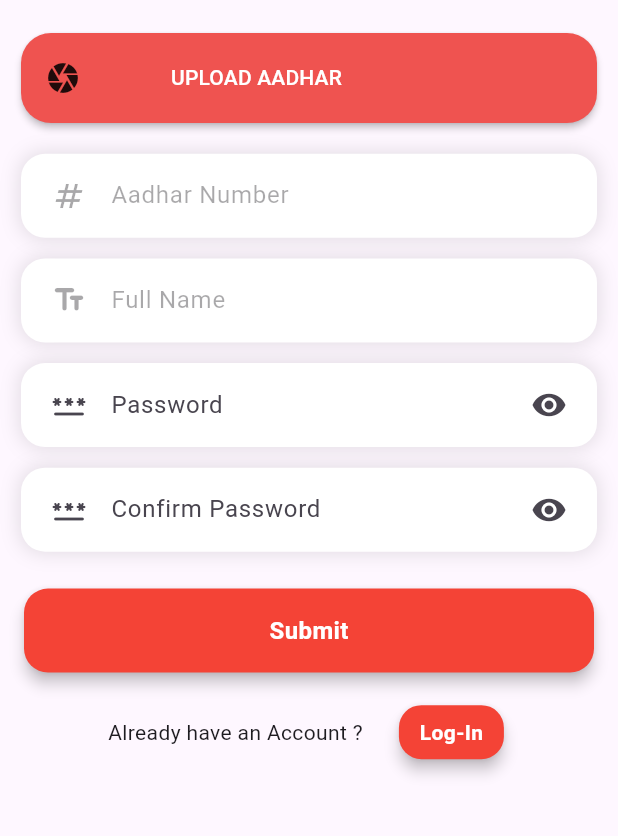
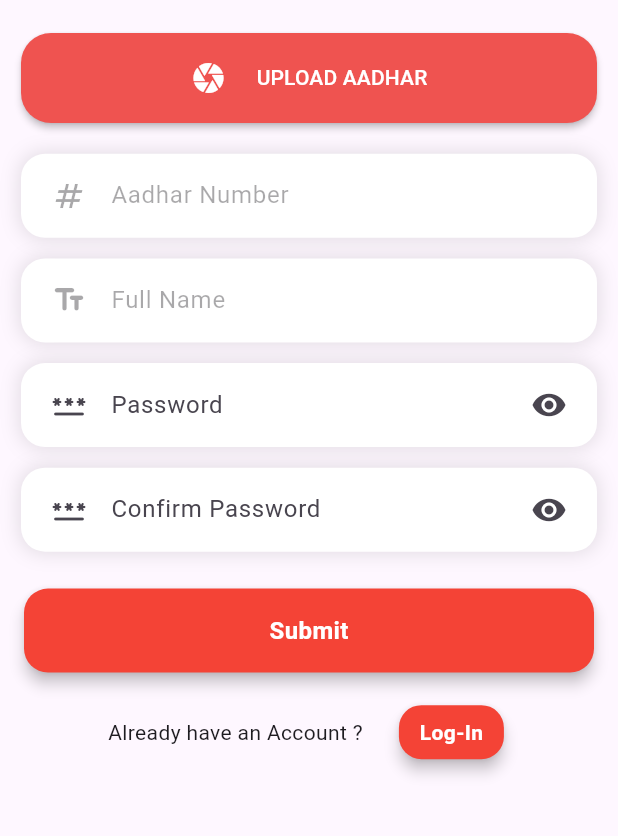
Before and after one commit to Perumallpardhiv/o-bug1, a Flutter app: the Register screen opened by its route, on a phone screen of 412 x 824 dp, the part 174-1010 px from its top. Run offline on Flutter 3.47's test engine with Material 2 defaults, Android fonts, the phone set to English and light mode, and no system bars; our stand-ins replace adaptive_theme, animated_text_kit, easy_localization, flutter_native_splash, flutter_otp_text_field, flutter_styled_toast and 10 more; missing offline and left inert: flutter_displaymode, record, zego_uikit_prebuilt_call, zego_uikit_signaling_plugin; accounts and stored records are empty.

Commit message:
fix suggested changes Fixes #72

```diff
--- a/assets/langs/en.json
+++ b/assets/langs/en.json
@@ -44,5 +44,6 @@
     "userDoesntExist": "User doesn't exist or is offline:",
     "videoCall": "Video Call",
     "voiceCall": "Voice Call",
-    "doctorHomeTxt": "You will get calls from patients when you are online"
+    "doctorHomeTxt": "You will get calls from patients when you are online",
+    "consult": "Doctor consultation"
 }
--- a/assets/langs/kn.json
+++ b/assets/langs/kn.json
@@ -33,7 +33,7 @@
     "forgotPassword": "ಪಾಸ್ವರ್ಡ್ ಮರೆತಿರಾ?",
     "passwordRequired": "ಪಾಸ್ವರ್ಡ್ ಅಗತ್ಯವಿದೆ",
     "minimumLength": "ಕನಿಷ್ಠ ಉದ್ದವು 6 ಆಗಿರಬೇಕು",
-    "pleaseWait": "ದಯವಿಟ್ಟು ನಿರೀಕ್ಷಿಸಿ, ಮಾಹಿತಿಯನ್ನು ಹೊರತೆಗೆಯಲಾಗುತ್ತಿದೆ",
+    "pleaseWait": "ಮಾಹಿತಿಯನ್ನು ಹೊರತೆಗೆಯಲಾಗುತ್ತಿದೆ ..",
     "aadharReq": "ಆಧಾರ್ ಸಂಖ್ಯೆ ಅಗತ್ಯವಿದೆ",
     "fullNameReq": "ಪೂರ್ಣ ಹೆಸರು ಅಗತ್ಯವಿದೆ",
     "notMatch": "ಪಾಸ್ವರ್ಡ್ಗಳು ತಾಳೆಯಾಗುತ್ತಿಲ್ಲ",
@@ -44,5 +44,6 @@
     "userDoesntExist": "ಬಳಕೆದಾರರು ಅಸ್ತಿತ್ವದಲ್ಲಿಲ್ಲ ಅಥವಾ ಆಫ್‌ಲೈನ್‌ನಲ್ಲಿದ್ದಾರೆ:",
     "videoCall": "ವೀಡಿಯೊ ಕರೆ",
     "voiceCall": "ಧ್ವನಿ ಕರೆ",
-    "doctorHomeTxt": "ನೀವು ಆನ್‌ಲೈನ್‌ನಲ್ಲಿರುವಾಗ ರೋಗಿಗಳಿಂದ ಕರೆಗಳನ್ನು ಸ್ವೀಕರಿಸುತ್ತೀರಿ"
+    "doctorHomeTxt": "ನೀವು ಆನ್‌ಲೈನ್‌ನಲ್ಲಿರುವಾಗ ರೋಗಿಗಳಿಂದ ಕರೆಗಳನ್ನು ಸ್ವೀಕರಿಸುತ್ತೀರಿ",
+    "consult": "ವೈದ್ಯರ ಸಮಾಲೋಚನೆ"
 }
--- a/lib/screens/auth/register.dart
+++ b/lib/screens/auth/register.dart
@@ -108,11 +108,11 @@
                           child: SizedBox(
                             height: 60,
                             child: Row(
-                              mainAxisAlignment: MainAxisAlignment.start,
+                              mainAxisAlignment: MainAxisAlignment.center,
                               children: [
-                                const Icon(Icons.camera),
+                                const Icon(Icons.camera, color: Colors.white),
                                 const SizedBox(
-                                  width: 60,
+                                  width: 20,
                                 ),
                                 Center(
                                   child: Text(
--- a/lib/screens/patient_home.dart
+++ b/lib/screens/patient_home.dart
@@ -310,8 +310,10 @@
                             borderRadius: BorderRadius.circular(10)),
                         onPressed: () async {
                           if ((await Vibration.hasVibrator()) == true) {
-                            Vibration.vibrate()
-                                .then((value) => Navigator.of(context).pop);
+                            Vibration.vibrate().then((value) {
+                              audioServices.stop();
+                              Navigator.of(context).pop();
+                            });
                           } else {
                             Navigator.of(context).pop();
                           }
--- a/lib/screens/video_call/video_call.dart
+++ b/lib/screens/video_call/video_call.dart
@@ -27,7 +27,7 @@
     return Scaffold(
       appBar: AppBar(
         title: Text(
-          'Doctor consultation',
+          'consult'.tr(),
           style: ThemeConfig.textStyle,
         ),
         leading: BackButton(
```
